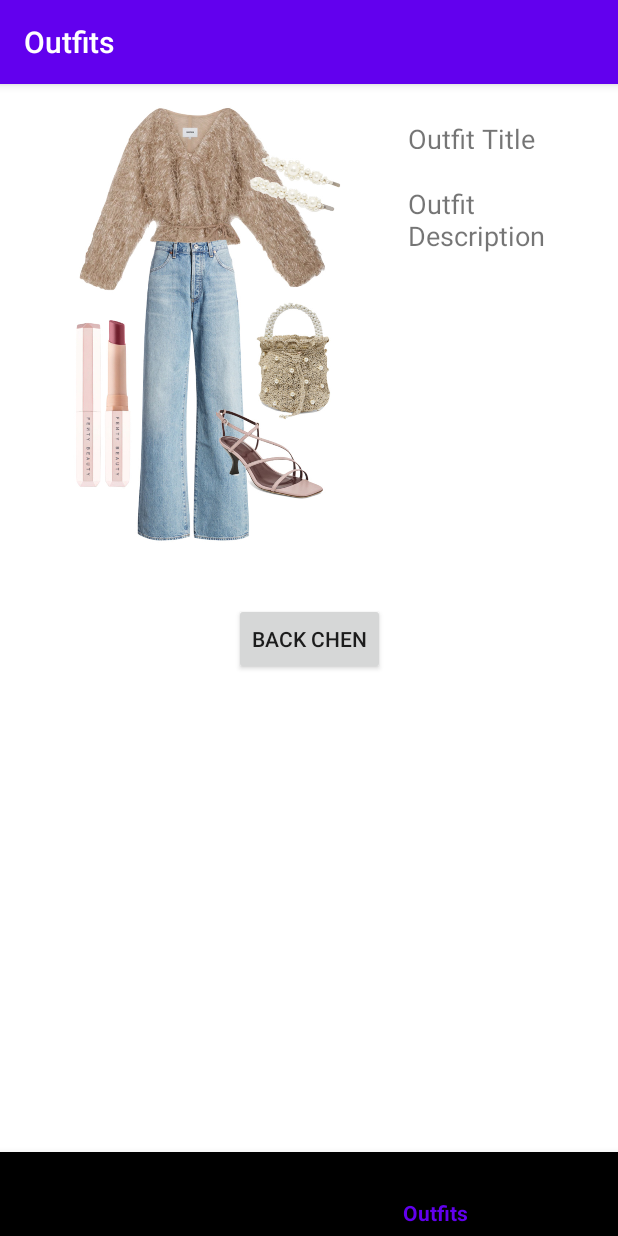
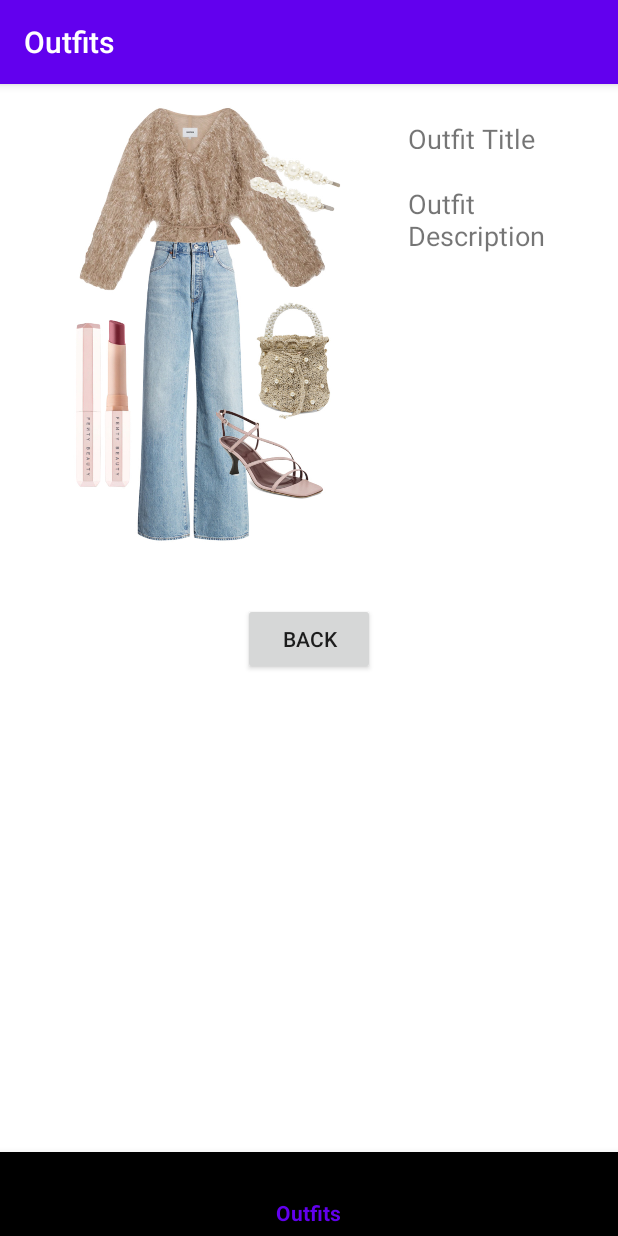
Before and after one commit to chenEini/Dress2Impress, an Android app: the fragment OutfitDetailsFragment placed in its activity, on a phone screen of 412 x 824 dp. Run offline under Robolectric (Android 15) with nearby library versions, the phone set to English and light mode, and no system bars; our stand-ins replace navigation-ui; 1 statement that could not run was skipped.

Commit message:
remove old home fragment

```diff
--- a/app/src/main/java/com/chen/dress2impress/HomeActivity.java
+++ b/app/src/main/java/com/chen/dress2impress/HomeActivity.java
@@ -30,9 +30,6 @@ public class HomeActivity extends AppCompatActivity implements OutfitsListFragme
     public void onItemSelected(Outfit outfit) {
         navController = Navigation.findNavController(this, R.id.home_navigation_graph);
 
-        //OutfitsListFragmentDirections.ActionOutfitsListFragmentToOutfitDetailsFragment direction = OutfitsListFragmentDirections.actionOutfitsListFragmentToOutfitDetailsFragment(outfit);
-        //navController.navigate(direction);
-
         NavGraphDirections.ActionGlobalOutfitDetailsFragment direction = OutfitsListFragmentDirections.actionGlobalOutfitDetailsFragment(outfit);
         navController.navigate(direction);
     }
--- a/app/src/main/res/layout/fragment_outfit_details.xml
+++ b/app/src/main/res/layout/fragment_outfit_details.xml
@@ -42,7 +42,7 @@
         android:layout_marginStart="24dp"
         android:layout_marginTop="24dp"
         android:layout_marginEnd="24dp"
-        android:text="Back chen"
+        android:text="Back"
         app:layout_constraintEnd_toEndOf="parent"
         app:layout_constraintStart_toStartOf="parent"
         app:layout_constraintTop_toBottomOf="@+id/outfit_details_image" />
--- a/app/src/main/res/menu/home_bottom_menu.xml
+++ b/app/src/main/res/menu/home_bottom_menu.xml
@@ -1,9 +1,5 @@
 <?xml version="1.0" encoding="utf-8"?>
 <menu xmlns:android="http://schemas.android.com/apk/res/android">
-
-    <item
-        android:id="@+id/homeFragment"
-        android:title="Home" />
     <item
         android:id="@+id/outfitsListFragment"
         android:title="Outfits" />
--- a/app/src/main/res/navigation/nav_graph.xml
+++ b/app/src/main/res/navigation/nav_graph.xml
@@ -24,9 +24,4 @@
             app:argType="com.chen.dress2impress.model.Outfit" />
     </fragment>
     <action android:id="@+id/action_global_outfitDetailsFragment" app:destination="@id/outfitDetailsFragment" />
-    <fragment
-        android:id="@+id/homeFragment"
-        android:name="com.chen.dress2impress.HomeFragment"
-        android:label="fragment_home"
-        tools:layout="@layout/fragment_home" />
 </navigation>
--- a/app/src/main/res/values/strings.xml
+++ b/app/src/main/res/values/strings.xml
@@ -1,6 +1,4 @@
 <resources>
     <string name="app_name">Dress2Impress</string>
     <string name="logo">logo</string>
-    <!-- TODO: Remove or change this placeholder text -->
-    <string name="hello_blank_fragment">Hello blank fragment</string>
 </resources>
```
Also changed, not shown: app/src/main/java/com/chen/dress2impress/HomeFragment.java (deleted, +0 -64 lines), app/src/main/java/com/chen/dress2impress/OutfitDetailsFragment.java (+0 -17 lines), app/src/main/java/com/chen/dress2impress/OutfitsListFragment.java (+0 -17 lines), app/src/main/res/layout/fragment_home.xml (deleted, +0 -14 lines).
